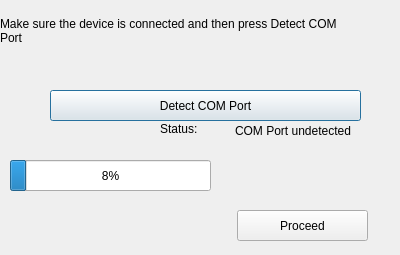
First picture: the form in GUI/COM_detect.ui, repository madaari/SemiconductorCurveTracer, before the edit.
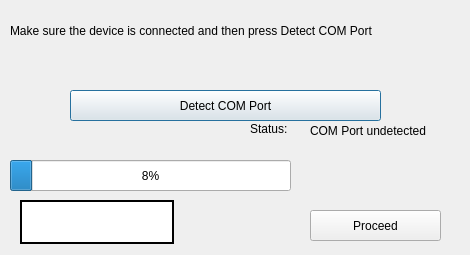
Second picture: the form after the edit. Icons and pictures are not drawn.

Patch:
```diff
--- a/GUI/COM_detect.ui
+++ b/GUI/COM_detect.ui
@@ -6,7 +6,7 @@
    <rect>
     <x>0</x>
     <y>0</y>
-    <width>400</width>
+    <width>470</width>
     <height>255</height>
    </rect>
   </property>
@@ -16,9 +16,9 @@
   <widget class="QLabel" name="label">
    <property name="geometry">
     <rect>
-     <x>0</x>
+     <x>10</x>
      <y>0</y>
-     <width>351</width>
+     <width>451</width>
      <height>61</height>
     </rect>
    </property>
@@ -35,7 +35,7 @@
   <widget class="QPushButton" name="pushButton">
    <property name="geometry">
     <rect>
-     <x>50</x>
+     <x>70</x>
      <y>90</y>
      <width>311</width>
      <height>31</height>
@@ -48,7 +48,7 @@
   <widget class="QLabel" name="label_2">
    <property name="geometry">
     <rect>
-     <x>160</x>
+     <x>250</x>
      <y>120</y>
      <width>51</width>
      <height>17</height>
@@ -61,7 +61,7 @@
   <widget class="QLabel" name="label_3">
    <property name="geometry">
     <rect>
-     <x>235</x>
+     <x>310</x>
      <y>120</y>
      <width>151</width>
      <height>21</height>
@@ -74,7 +74,7 @@
   <widget class="QLabel" name="label_4">
    <property name="geometry">
     <rect>
-     <x>0</x>
+     <x>10</x>
      <y>60</y>
      <width>181</width>
      <height>21</height>
@@ -183,7 +183,7 @@
     <rect>
      <x>10</x>
      <y>160</y>
-     <width>201</width>
+     <width>281</width>
      <height>31</height>
     </rect>
    </property>
@@ -194,7 +194,7 @@
   <widget class="QLabel" name="label_5">
    <property name="geometry">
     <rect>
-     <x>210</x>
+     <x>290</x>
      <y>150</y>
      <width>171</width>
      <height>51</height>
@@ -210,7 +210,7 @@
   <widget class="QPushButton" name="pushButton_2">
    <property name="geometry">
     <rect>
-     <x>237</x>
+     <x>310</x>
      <y>210</y>
      <width>131</width>
      <height>31</height>
@@ -223,12 +223,23 @@
   <widget class="QLabel" name="label_6">
    <property name="geometry">
     <rect>
-     <x>0</x>
-     <y>220</y>
-     <width>141</width>
-     <height>31</height>
+     <x>20</x>
+     <y>200</y>
+     <width>154</width>
+     <height>44</height>
     </rect>
    </property>
+   <property name="styleSheet">
+    <string notr="true"> background-color: white;
+ border-style: solid;
+ border-width:2px;
+ border-color: black;
+ max-width:150px;
+ max-height:40px;
+ min-width:150px;
+ min-height:40px;
+background-image: url(/home/uka_in/workspace/SemiconductorCurveTracer/GUI/images/cedt.jpg)</string>
+   </property>
    <property name="text">
     <string/>
    </property>
```
Left out of the diff: 2 changed lines with no effect on the pictures.
